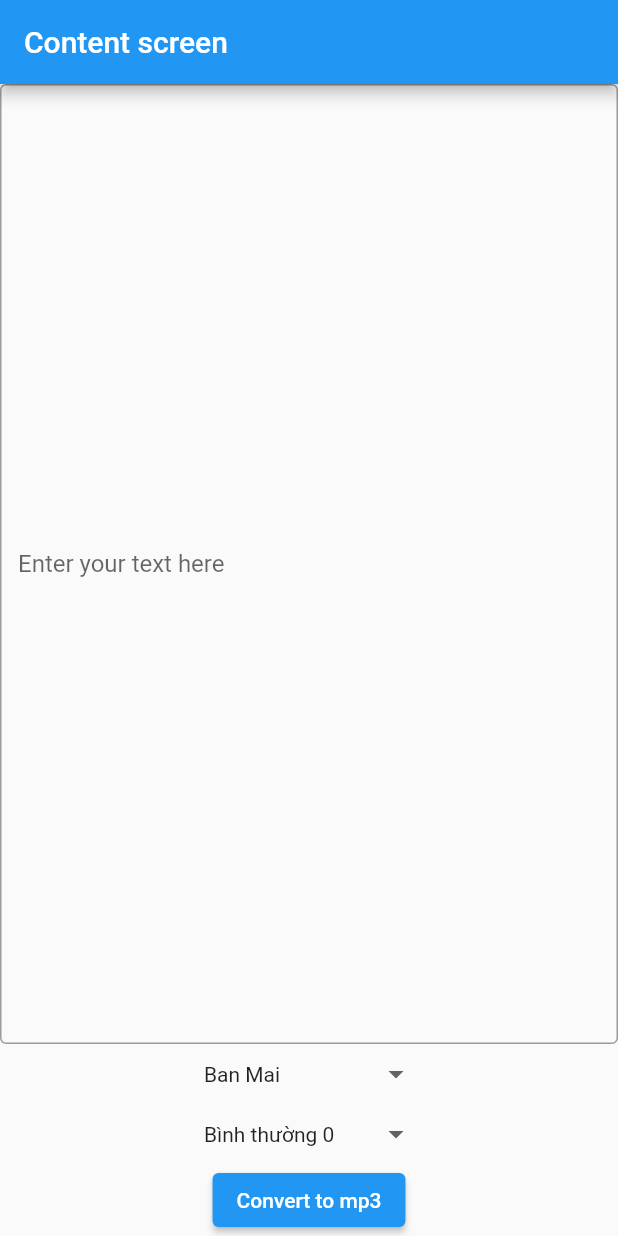
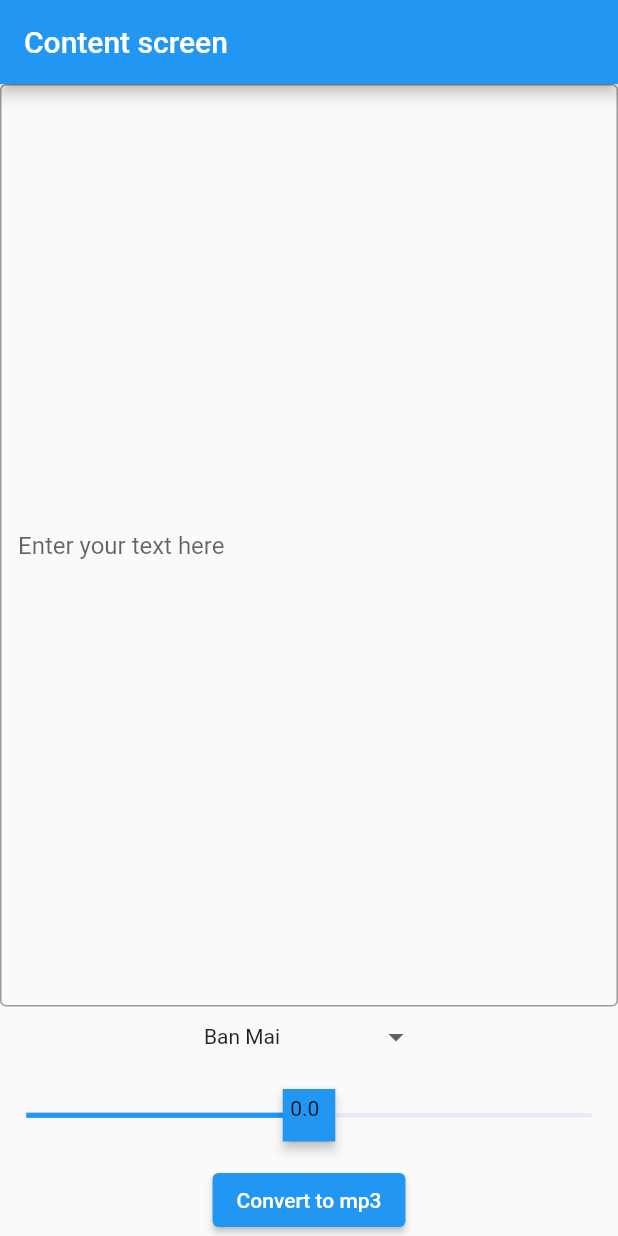
Before and after one commit to TruongAnim/giong_review_phim, a Flutter app: the screen it shows after launch, on a phone screen of 412 x 824 dp. Run offline on Flutter 3.47's test engine with Material 2 defaults, Android fonts, the light colour scheme and no system bars; drawn by our look-alikes of dropdown_button2, flutter_xlider; our stand-ins replace audioplayers, get, open_file, video_player; missing offline and left inert: android_path_provider, dart:ffi, flutter_downloader.

Commit message:
add voice and speed

```diff
--- /dev/null
+++ b/lib/common_widgets/seekbar_custom.dart
@@ -0,0 +1,62 @@
+import 'package:flutter/material.dart';
+import 'package:flutter_xlider/flutter_xlider.dart';
+
+class SeekbarCustom extends StatefulWidget {
+  SeekbarCustom({Key? key, required this.value, required this.onDragging})
+      : super(key: key);
+  double value;
+  final Function(int, dynamic, dynamic) onDragging;
+  @override
+  _SeekbarCustomState createState() => _SeekbarCustomState();
+}
+
+class _SeekbarCustomState extends State<SeekbarCustom> {
+  double _value = 0;
+  @override
+  Widget build(BuildContext context) {
+    return FlutterSlider(
+      values: [_value],
+      min: -3,
+      max: 3,
+      step: FlutterSliderStep(
+        step: 0.5,
+        isPercentRange: false,
+        rangeList: [
+          FlutterSliderRangeStep(from: -3, to: -2.5, step: -2.5),
+          FlutterSliderRangeStep(from: -2.5, to: -2, step: -2),
+          FlutterSliderRangeStep(from: -2, to: -1.5, step: -1.5),
+          FlutterSliderRangeStep(from: -1.5, to: -1, step: -1),
+          FlutterSliderRangeStep(from: -1, to: -0.5, step: -0.5),
+          FlutterSliderRangeStep(from: -0.5, to: 0, step: 0),
+          FlutterSliderRangeStep(from: 0, to: 0.5, step: 0),
+          FlutterSliderRangeStep(from: 0.5, to: 1, step: 0.5),
+          FlutterSliderRangeStep(from: 1, to: 1.5, step: 1),
+          FlutterSliderRangeStep(from: 1.5, to: 2, step: 1.5),
+          FlutterSliderRangeStep(from: 2, to: 2.5, step: 2),
+          FlutterSliderRangeStep(from: 2.5, to: 3, step: 2.5)
+        ],
+      ),
+      onDragging: (handlerIndex, lowerValue, upperValue) {
+        widget.onDragging(handlerIndex, lowerValue, upperValue);
+        if ((lowerValue as double).isNaN) {
+          lowerValue = -3;
+        }
+        setState(() {
+          _value = lowerValue;
+          print(_value);
+        });
+      },
+      tooltip: FlutterSliderTooltip(disabled: true),
+      handler: FlutterSliderHandler(
+        decoration: BoxDecoration(),
+        child: Material(
+          type: MaterialType.canvas,
+          color: Colors.blue,
+          elevation: 3,
+          child: Container(
+              padding: EdgeInsets.all(5), child: Text(_value.toString())),
+        ),
+      ),
+    );
+  }
+}
--- a/lib/controllers/content_controller.dart
+++ b/lib/controllers/content_controller.dart
@@ -1,4 +1,5 @@
 import 'dart:convert';
+import 'dart:ffi';
 
 import 'package:get/get.dart';
 import 'package:giongreviewphim/page_router.dart';
@@ -9,20 +10,20 @@ enum ContentState { ready, processing }
 class ContentController extends GetxController {
   final Rx<ContentState> _state = Rx<ContentState>(ContentState.ready);
   final Rx<String> _voice = Rx<String>('banmai');
-  final Rx<String> _speed = Rx<String>('0');
+  final Rx<double> _speed = Rx<double>(0);
 
   final String apiKey = 'onSMw1mVr07YCxpxuWhXVNtLrh7hJPTS';
   final String apiEndpoint = 'https://api.fpt.ai/hmi/tts/v5';
 
   ContentState get state => _state.value;
   String get voice => _voice.value;
-  String get speed => _speed.value;
+  double get speed => _speed.value;
 
   void updateVoice(String voice) {
     _voice.value = voice;
   }
 
-  void updateSpeed(String speed) {
+  void updateSpeed(double speed) {
     _speed.value = speed;
   }
 
@@ -60,11 +61,12 @@ class ContentController extends GetxController {
         Uri.parse(apiEndpoint),
         headers: {
           'api-key': apiKey,
-          'speed': '0',
-          'voice': 'banmai',
+          'speed': speed.toString(),
+          'voice': voice,
           'Content-Type': 'application/json',
         },
-        body: jsonEncode({'text': text}),
+        // body: jsonEncode({'text': text}),
+        body: text,
       );
       final data = jsonDecode(response.body);
       if (response.statusCode == 200) {
--- a/lib/views/content_screen.dart
+++ b/lib/views/content_screen.dart
@@ -4,8 +4,10 @@ import 'package:flutter/material.dart';
 import 'package:get/get.dart';
 import 'package:giongreviewphim/common_widgets/dropdown_button.dart';
 import 'package:giongreviewphim/common_widgets/loading_overlay.dart';
+import 'package:giongreviewphim/common_widgets/seekbar_custom.dart';
 import 'package:giongreviewphim/constants.dart';
 import 'package:giongreviewphim/controllers/content_controller.dart';
+import 'package:giongreviewphim/models/convert_job.dart';
 import 'package:http/http.dart';
 
 class ContentScreen extends StatefulWidget {
@@ -54,10 +56,15 @@ class _ContentScreenState extends State<ContentScreen> {
                 options: Constants.voice,
                 onChange: (value) => _contentController.updateVoice(value),
               ),
-              DropdownOptions(
+              // DropdownOptions(
+              //   value: _contentController.speed,
+              //   options: Constants.speed,
+              //   onChange: (value) => _contentController.updateSpeed(value),
+              // ),
+              SeekbarCustom(
                 value: _contentController.speed,
-                options: Constants.speed,
-                onChange: (value) => _contentController.updateSpeed(value),
+                onDragging: (p0, start, end) =>
+                    _contentController.updateSpeed(start),
               ),
               ElevatedButton(
                 onPressed: () {
--- a/pubspec.yaml
+++ b/pubspec.yaml
@@ -35,6 +35,7 @@ dependencies:
   flutter:
     sdk: flutter
   flutter_downloader: ^1.10.2
+  flutter_xlider: ^3.5.0
   get: ^4.6.5
   http: ^0.13.5
   open_file: ^3.3.1
```
Also changed, not shown: lib/models/convert_job.dart (added, +7 -0 lines), pubspec.lock.
